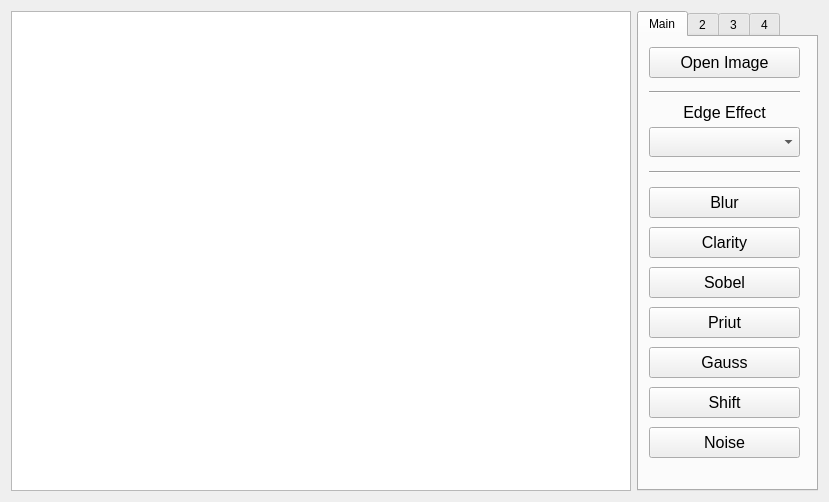
This is Gui/mainwindow.ui in faystmax/ComputerVision as Qt 5 draws it before an edit. The edited form follows.
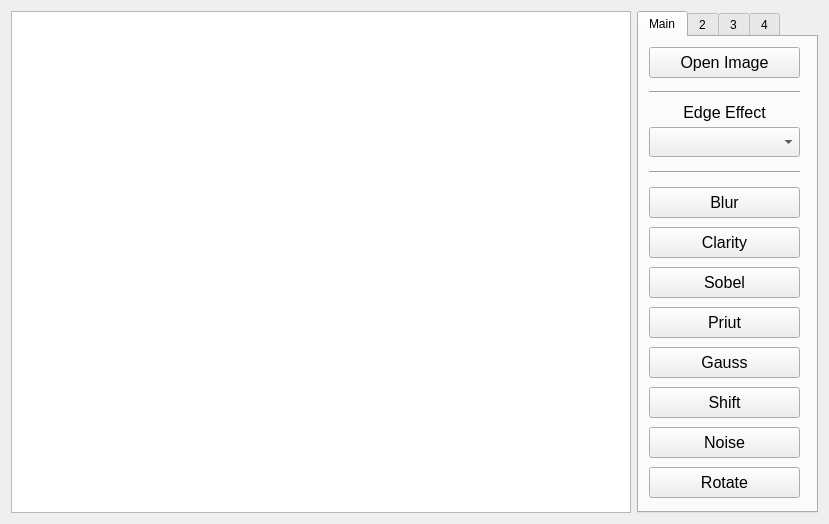
This is the edited form. Icons and pictures are not drawn.

The edit to the form file:
```diff
--- a/Gui/mainwindow.ui
+++ b/Gui/mainwindow.ui
@@ -7,7 +7,7 @@
     <x>0</x>
     <y>0</y>
     <width>829</width>
-    <height>502</height>
+    <height>524</height>
    </rect>
   </property>
   <property name="minimumSize">
@@ -269,6 +269,25 @@
          <string>Noise</string>
         </property>
        </widget>
+       <widget class="QPushButton" name="rotateButton">
+        <property name="geometry">
+         <rect>
+          <x>10</x>
+          <y>430</y>
+          <width>151</width>
+          <height>31</height>
+         </rect>
+        </property>
+        <property name="font">
+         <font>
+          <family>Arial</family>
+          <pointsize>12</pointsize>
+         </font>
+        </property>
+        <property name="text">
+         <string>Rotate</string>
+        </property>
+       </widget>
       </widget>
       <widget class="QWidget" name="tab_2">
        <attribute name="title">
```
